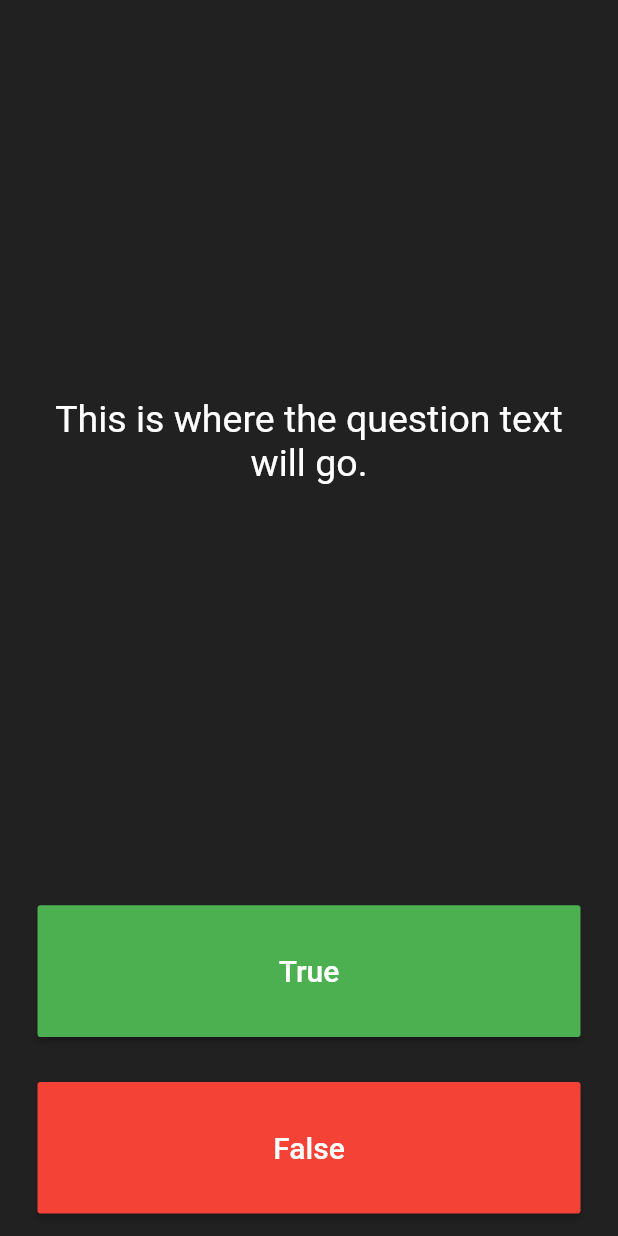
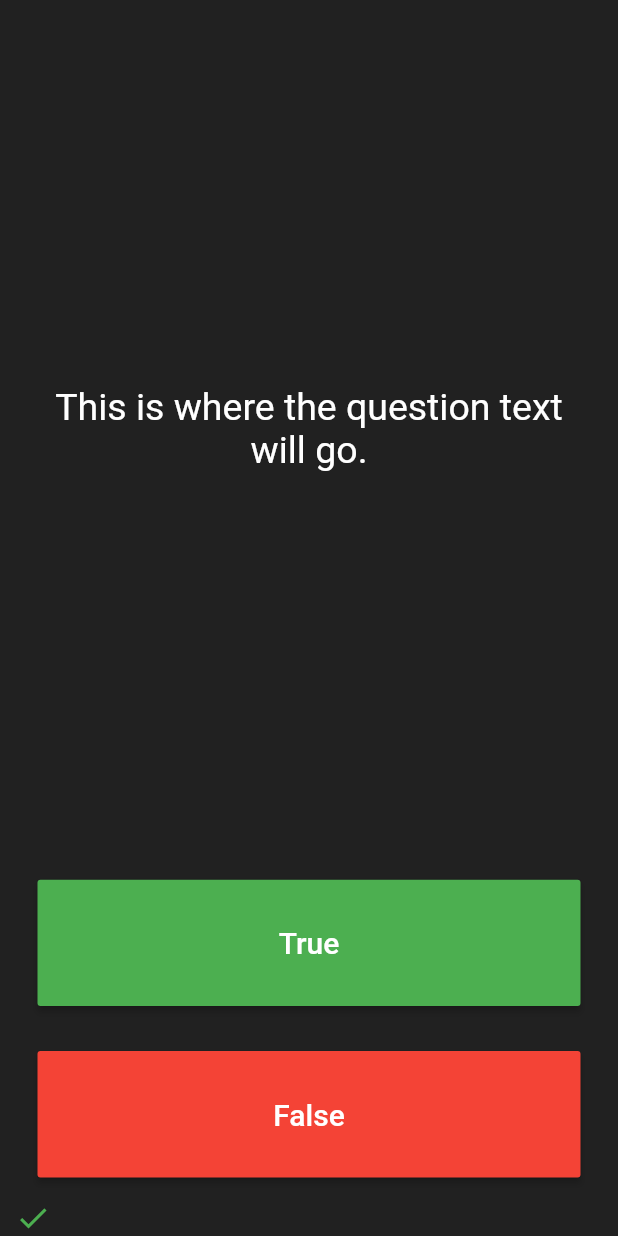
Before and after one commit to matatoMatata94/quizzler, a Flutter app: the screen it shows after launch, on a phone screen of 412 x 824 dp. Run offline on Flutter 3.47's test engine with Material 2 defaults, Android fonts, the phone set to English and light mode, and no system bars.

Commit message:
added checkAnswer() and checkList[]

```diff
--- a/lib/main.dart
+++ b/lib/main.dart
@@ -23,6 +23,13 @@ class Quizzler extends StatelessWidget {
 
 class QuizPage extends StatefulWidget {
   const QuizPage({super.key});
+
+  final List checkList = const [];
+
+  List checkAnswer() {
+    //checking if answer is true or false
+    //return icon
+  }
 
   @override
   _QuizPageState createState() => _QuizPageState();
@@ -88,7 +95,14 @@ class _QuizPageState extends State<QuizPage> {
             ),
           ),
         ),
-        //TODO: Add a Row here as your score keeper
+        Row(
+          children: const [
+            Icon(
+              Icons.check,
+              color: Colors.green,
+            ),
+          ],
+        ),
       ],
     );
   }
```
